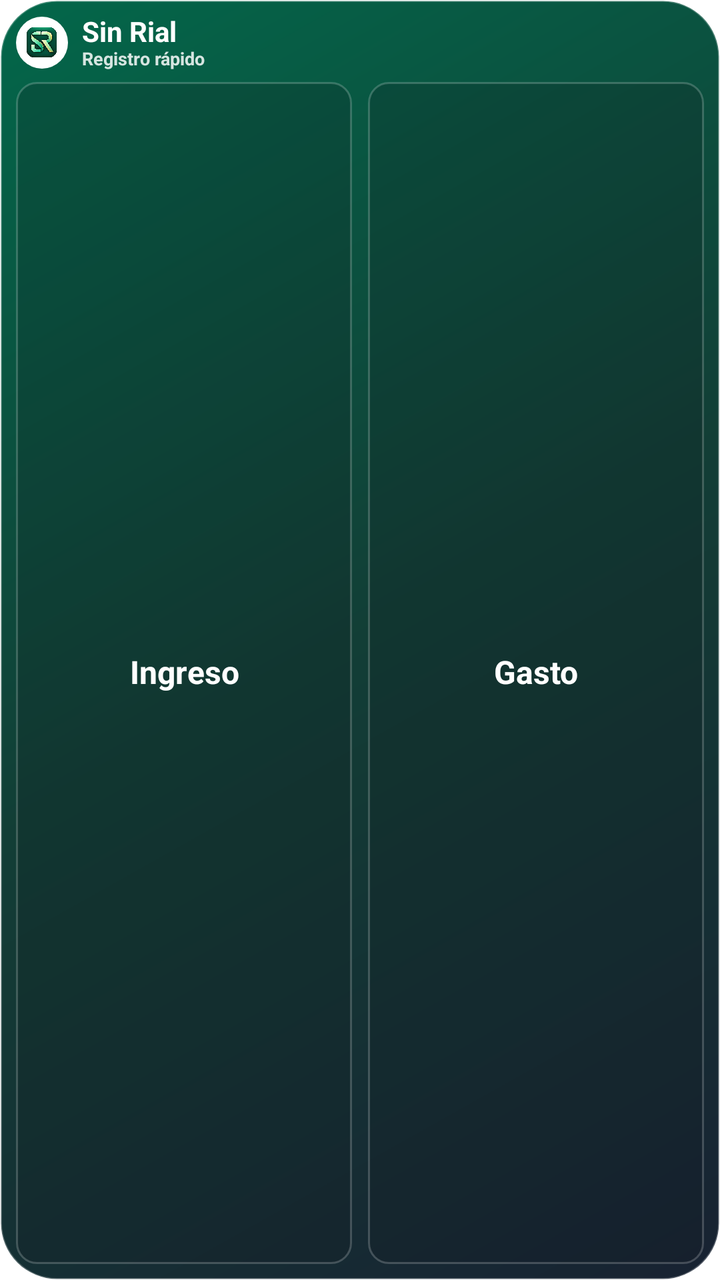
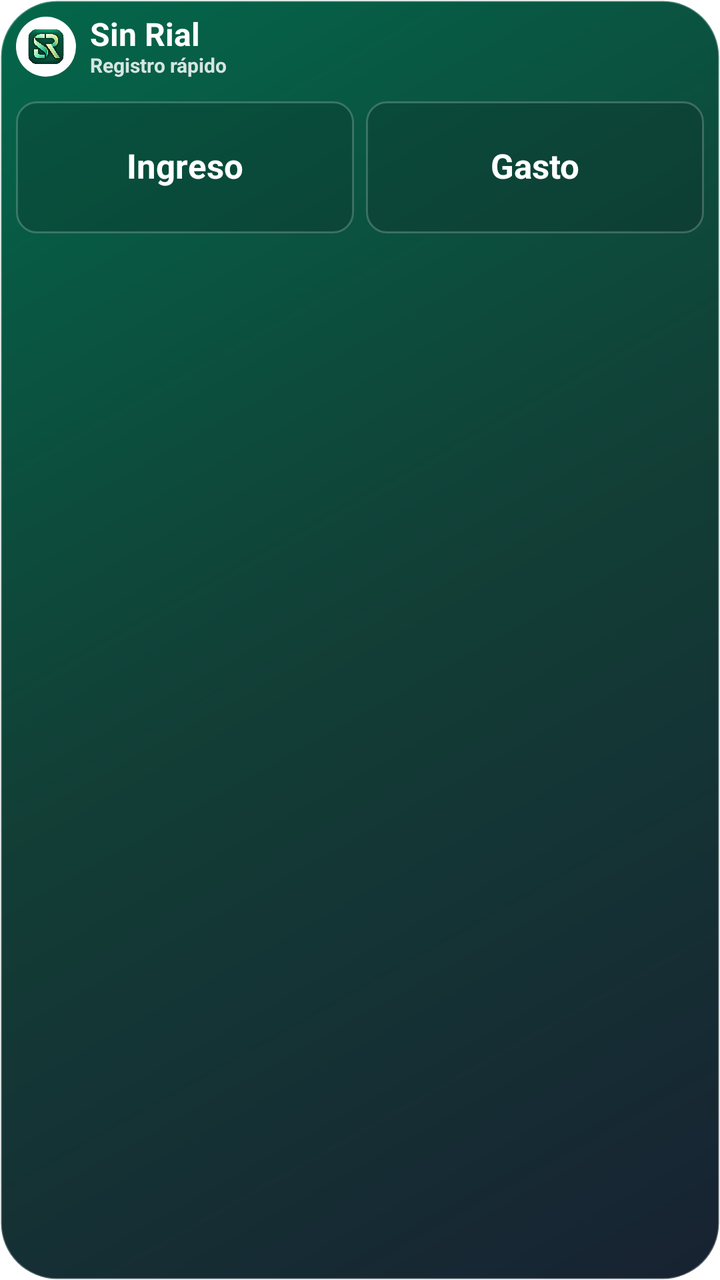

Screens rendered from an Android XML layout before and after an edit, with the pre-edit source and the edit as a unified diff.
<!-- AndroidManifest.xml: fallback theme Theme.MaterialComponents.DayNight.NoActionBar -->
<!-- res/layout/movement_widget.xml -->
<?xml version="1.0" encoding="utf-8"?>
<LinearLayout xmlns:android="http://schemas.android.com/apk/res/android"
    android:id="@+id/widget_root"
    android:layout_width="match_parent"
    android:layout_height="match_parent"
    android:orientation="vertical"
    android:padding="8dp"
    android:background="@drawable/widget_background">

    <LinearLayout
        android:layout_width="match_parent"
        android:layout_height="wrap_content"
        android:gravity="center_vertical"
        android:orientation="horizontal">

        <FrameLayout
            android:layout_width="26dp"
            android:layout_height="26dp"
            android:background="@drawable/widget_logo_plate">

            <ImageView
                android:id="@+id/widget_logo"
                android:layout_width="19dp"
                android:layout_height="19dp"
                android:layout_gravity="center"
                android:src="@drawable/app_logo"
                android:scaleType="fitCenter" />
        </FrameLayout>

        <LinearLayout
            android:layout_width="0dp"
            android:layout_height="wrap_content"
            android:layout_marginStart="7dp"
            android:layout_weight="1"
            android:orientation="vertical">

            <TextView
                android:id="@+id/widget_title"
                android:layout_width="match_parent"
                android:layout_height="wrap_content"
                android:text="Sin Rial"
                android:textColor="#FFFFFFFF"
                android:textSize="14sp"
                android:includeFontPadding="false"
                android:textStyle="bold" />

            <TextView
                android:id="@+id/widget_subtitle"
                android:layout_width="match_parent"
                android:layout_height="wrap_content"
                android:text="Registro rápido"
                android:textColor="#D6FFFFFF"
                android:textSize="9sp"
                android:includeFontPadding="false"
                android:textStyle="bold" />
        </LinearLayout>
    </LinearLayout>

    <LinearLayout
        android:layout_width="match_parent"
        android:layout_height="0dp"
        android:layout_weight="1"
        android:gravity="bottom|start"
        android:layout_marginTop="6dp"
        android:orientation="horizontal">

        <TextView
            android:id="@+id/widget_income"
            android:layout_width="0dp"
            android:layout_height="match_parent"
            android:layout_marginEnd="8dp"
            android:layout_weight="1"
            android:background="@drawable/widget_button_neutral"
            android:gravity="center"
            android:text="Ingreso"
            android:textColor="#FFFFFFFF"
            android:textSize="16sp"
            android:lines="1"
            android:includeFontPadding="false"
            android:textStyle="bold" />

        <TextView
            android:id="@+id/widget_expense"
            android:layout_width="0dp"
            android:layout_height="match_parent"
            android:layout_weight="1"
            android:background="@drawable/widget_button_neutral"
            android:gravity="center"
            android:text="Gasto"
            android:textColor="#FFFFFFFF"
            android:textSize="16sp"
            android:lines="1"
            android:includeFontPadding="false"
            android:textStyle="bold" />
    </LinearLayout>
</LinearLayout>
<!-- resources referenced by this layout -->
<resources>
  <!-- drawable app_logo: png bitmap (drawable, 720542 bytes) -->
  <!-- drawable widget_background (drawable) -->
  <?xml version="1.0" encoding="utf-8"?>
  <shape xmlns:android="http://schemas.android.com/apk/res/android">
      <gradient
          android:angle="135"
          android:startColor="#182232"
          android:centerColor="#123E36"
          android:endColor="#03674A" />
      <corners android:radius="28dp" />
      <stroke
          android:width="1dp"
          android:color="#40FFFFFF" />
  </shape>
  <!-- drawable widget_button_neutral (drawable) -->
  <?xml version="1.0" encoding="utf-8"?>
  <shape xmlns:android="http://schemas.android.com/apk/res/android">
      <solid android:color="#3310151C" />
      <corners android:radius="10dp" />
      <stroke
          android:width="1dp"
          android:color="#33FFFFFF" />
  </shape>
  <!-- drawable widget_logo_plate (drawable) -->
  <?xml version="1.0" encoding="utf-8"?>
  <shape xmlns:android="http://schemas.android.com/apk/res/android">
      <solid android:color="#FFFFFFFF" />
      <corners android:radius="16dp" />
  </shape>
</resources>

<!-- the commit's change to res/layout/movement_widget.xml (unified diff, before → after) -->
@@ -4,7 +4,11 @@
     android:layout_width="match_parent"
     android:layout_height="match_parent"
     android:orientation="vertical"
-    android:padding="8dp"
+    android:gravity="top"
+    android:paddingStart="8dp"
+    android:paddingEnd="8dp"
+    android:paddingTop="8dp"
+    android:paddingBottom="8dp"
     android:background="@drawable/widget_background">
 
     <LinearLayout
@@ -14,14 +18,14 @@
         android:orientation="horizontal">
 
         <FrameLayout
-            android:layout_width="26dp"
-            android:layout_height="26dp"
+            android:layout_width="30dp"
+            android:layout_height="30dp"
             android:background="@drawable/widget_logo_plate">
 
             <ImageView
                 android:id="@+id/widget_logo"
-                android:layout_width="19dp"
-                android:layout_height="19dp"
+                android:layout_width="22dp"
+                android:layout_height="22dp"
                 android:layout_gravity="center"
                 android:src="@drawable/app_logo"
                 android:scaleType="fitCenter" />
@@ -40,7 +44,7 @@
                 android:layout_height="wrap_content"
                 android:text="Sin Rial"
                 android:textColor="#FFFFFFFF"
-                android:textSize="14sp"
+                android:textSize="16sp"
                 android:includeFontPadding="false"
                 android:textStyle="bold" />
 
@@ -50,7 +54,7 @@
                 android:layout_height="wrap_content"
                 android:text="Registro rápido"
                 android:textColor="#D6FFFFFF"
-                android:textSize="9sp"
+                android:textSize="10sp"
                 android:includeFontPadding="false"
                 android:textStyle="bold" />
         </LinearLayout>
@@ -58,23 +62,22 @@
 
     <LinearLayout
         android:layout_width="match_parent"
-        android:layout_height="0dp"
-        android:layout_weight="1"
-        android:gravity="bottom|start"
-        android:layout_marginTop="6dp"
+        android:layout_height="66dp"
+        android:gravity="center"
+        android:layout_marginTop="12dp"
         android:orientation="horizontal">
 
         <TextView
             android:id="@+id/widget_income"
             android:layout_width="0dp"
             android:layout_height="match_parent"
-            android:layout_marginEnd="8dp"
+            android:layout_marginEnd="6dp"
             android:layout_weight="1"
             android:background="@drawable/widget_button_neutral"
             android:gravity="center"
             android:text="Ingreso"
             android:textColor="#FFFFFFFF"
-            android:textSize="16sp"
+            android:textSize="17sp"
             android:lines="1"
             android:includeFontPadding="false"
             android:textStyle="bold" />
@@ -88,7 +91,7 @@
             android:gravity="center"
             android:text="Gasto"
             android:textColor="#FFFFFFFF"
-            android:textSize="16sp"
+            android:textSize="17sp"
             android:lines="1"
             android:includeFontPadding="false"
             android:textStyle="bold" />
